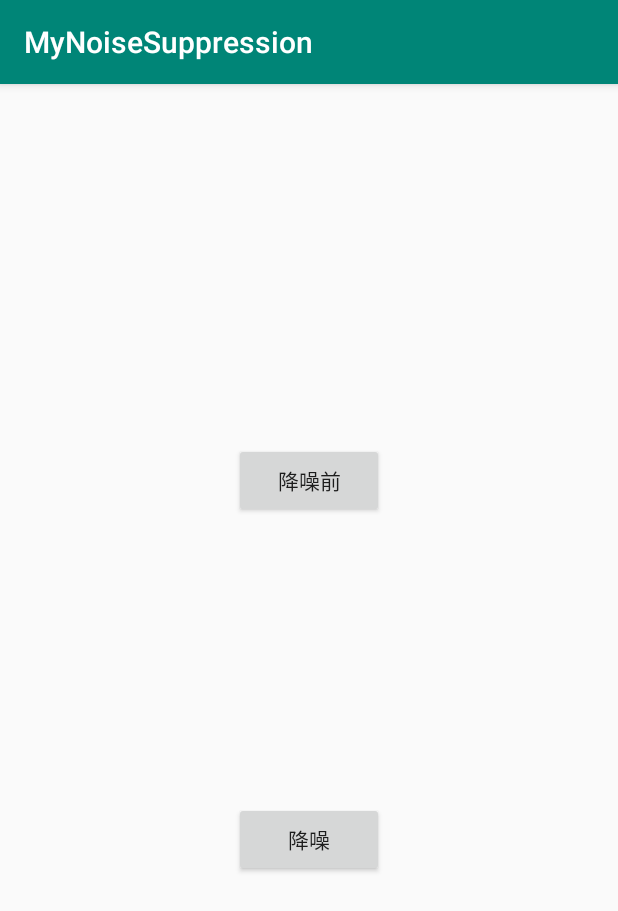
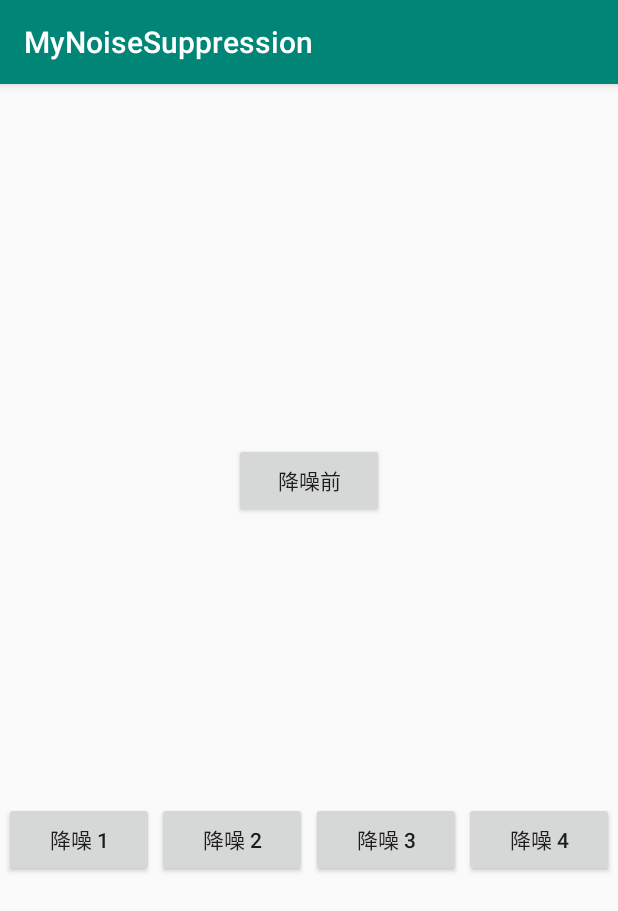
Before and after one commit to WangYng/NoiseSuppressionAndroid, an Android app: the screen it shows after launch (MainActivity), on a phone screen of 412 x 824 dp. Shown: the top 911 px of the screen. Run offline under Robolectric (Android 15) with nearby library versions, the phone set to English and light mode, and no system bars.

Commit message:
1. add process level

```diff
--- a/app/src/main/java/com/aiyaapp/mynoisesuppression/MainActivity.java
+++ b/app/src/main/java/com/aiyaapp/mynoisesuppression/MainActivity.java
@@ -47,10 +47,22 @@ public class MainActivity extends AppCompatActivity implements View.OnClickListe
         } catch (IOException e) {
             e.printStackTrace();
         }
-
-        Button buttonProcess = findViewById(R.id.ns_button);
+        {
+            Button buttonProcess = findViewById(R.id.ns_button1);
             buttonProcess.setOnClickListener(this);
-
+        }
+        {
+            Button buttonProcess = findViewById(R.id.ns_button2);
+            buttonProcess.setOnClickListener(this);
+        }
+        {
+            Button buttonProcess = findViewById(R.id.ns_button3);
+            buttonProcess.setOnClickListener(this);
+        }
+        {
+            Button buttonProcess = findViewById(R.id.ns_button4);
+            buttonProcess.setOnClickListener(this);
+        }
         Button origin = findViewById(R.id.origin_button);
         origin.setOnClickListener(this);
     }
@@ -60,19 +72,31 @@ public class MainActivity extends AppCompatActivity implements View.OnClickListe
         if (v.getId() == R.id.origin_button) {
             playWavFile(testWavFile.getAbsolutePath());
 
-        }else if (v.getId() == R.id.ns_button) {
-            v.setEnabled(false);
+        }else if (v.getId() == R.id.ns_button1) {
+            noisePressionProcess(0);
+
+        }else if (v.getId() == R.id.ns_button2) {
+            noisePressionProcess(1);
+
+        }else if (v.getId() == R.id.ns_button3) {
+            noisePressionProcess(2);
+
+        }else if (v.getId() == R.id.ns_button4) {
+            noisePressionProcess(3);
+        }
+    }
+
+    protected void noisePressionProcess(final int level) {
         final long startTime = SystemClock.elapsedRealtime();
 
         new Thread(){
             @Override
             public void run() {
-                    WebRTCNoiseSuppression.process(testWavFile.getAbsolutePath(), outputFile.getAbsolutePath(), 1);
+                WebRTCNoiseSuppression.process(testWavFile.getAbsolutePath(), outputFile.getAbsolutePath(), level);
 
                 runOnUiThread(new Runnable() {
                     @Override
                     public void run() {
-                            v.setEnabled(true);
 
                         long endTime = SystemClock.elapsedRealtime();
                         TextView textView = findViewById(R.id.ns_duration_textview);
@@ -84,7 +108,6 @@ public class MainActivity extends AppCompatActivity implements View.OnClickListe
             }
         }.start();
     }
-    }
 
     protected void playWavFile(String fileName)
     {
--- a/app/src/main/res/layout/activity_main.xml
+++ b/app/src/main/res/layout/activity_main.xml
@@ -14,15 +14,45 @@
         android:text="降噪前"
         app:layout_constraintLeft_toLeftOf="parent"
         app:layout_constraintRight_toRightOf="parent"
-        app:layout_constraintBottom_toBottomOf="@+id/ns_button"
+        app:layout_constraintBottom_toBottomOf="@+id/ns_button1"
         app:layout_constraintTop_toTopOf="parent"/>
 
     <Button
-        android:id="@+id/ns_button"
+        android:id="@+id/ns_button1"
         android:layout_width="100dp"
         android:layout_height="50dp"
-        android:text="降噪"
+        android:text="降噪 1"
         app:layout_constraintLeft_toLeftOf="parent"
+        app:layout_constraintRight_toLeftOf="@+id/ns_button2"
+        app:layout_constraintBottom_toBottomOf="parent"
+        app:layout_constraintTop_toTopOf="@+id/origin_button"/>
+
+    <Button
+        android:id="@+id/ns_button2"
+        android:layout_width="100dp"
+        android:layout_height="50dp"
+        android:text="降噪 2"
+        app:layout_constraintLeft_toRightOf="@+id/ns_button1"
+        app:layout_constraintRight_toLeftOf="@+id/ns_button3"
+        app:layout_constraintBottom_toBottomOf="parent"
+        app:layout_constraintTop_toTopOf="@+id/origin_button"/>
+
+    <Button
+        android:id="@+id/ns_button3"
+        android:layout_width="100dp"
+        android:layout_height="50dp"
+        android:text="降噪 3"
+        app:layout_constraintLeft_toRightOf="@+id/ns_button2"
+        app:layout_constraintRight_toLeftOf="@+id/ns_button4"
+        app:layout_constraintBottom_toBottomOf="parent"
+        app:layout_constraintTop_toTopOf="@+id/origin_button"/>
+
+    <Button
+        android:id="@+id/ns_button4"
+        android:layout_width="100dp"
+        android:layout_height="50dp"
+        android:text="降噪 4"
+        app:layout_constraintLeft_toRightOf="@+id/ns_button3"
         app:layout_constraintRight_toRightOf="parent"
         app:layout_constraintBottom_toBottomOf="parent"
         app:layout_constraintTop_toTopOf="@+id/origin_button"/>
@@ -32,9 +62,9 @@
         android:layout_width="wrap_content"
         android:layout_height="wrap_content"
         android:layout_marginTop="20dp"
-        app:layout_constraintLeft_toLeftOf="@id/ns_button"
-        app:layout_constraintRight_toRightOf="@id/ns_button"
-        app:layout_constraintTop_toBottomOf="@id/ns_button"/>
+        app:layout_constraintLeft_toLeftOf="parent"
+        app:layout_constraintRight_toRightOf="parent"
+        app:layout_constraintTop_toBottomOf="@id/ns_button1"/>
 
 
 </android.support.constraint.ConstraintLayout>
```
Also changed, not shown: 1 other file. Lines whose indentation alone changed are shown as unchanged.
